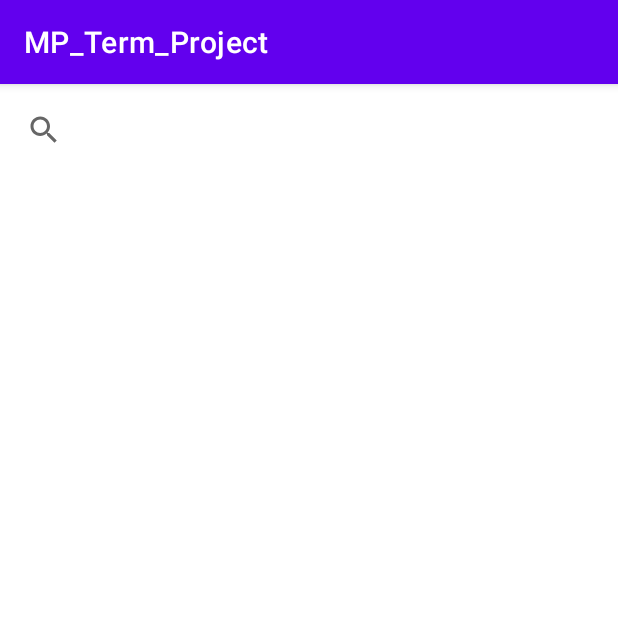
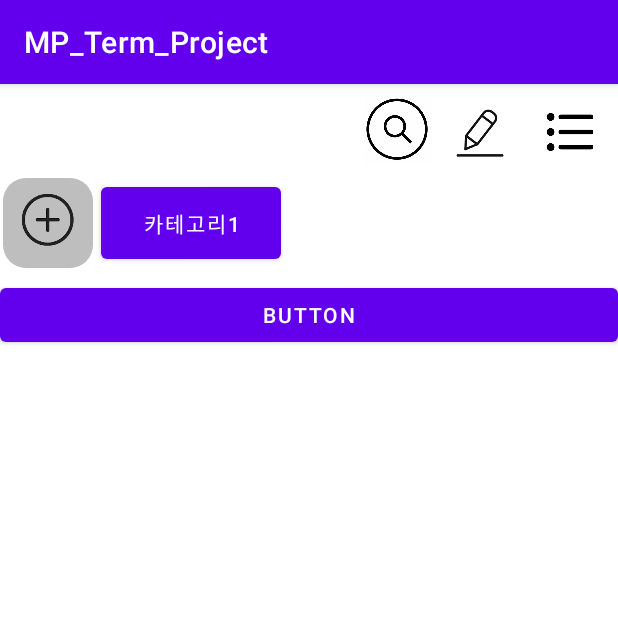
Before and after one commit to tjdtn0219/MobilePrograming_Project, an Android app: the screen it shows after launch (MainActivity), on a phone screen of 412 x 824 dp, the top half of it. Run offline under Robolectric (Android 15) with nearby library versions, the phone set to English and light mode, and no system bars.

Commit message:
메인화면 헤더 생성

```diff
--- a/app/src/main/java/com/battery/mp_term_project/MainActivity.java
+++ b/app/src/main/java/com/battery/mp_term_project/MainActivity.java
@@ -8,6 +8,6 @@ public class MainActivity extends AppCompatActivity {
     @Override
     protected void onCreate(Bundle savedInstanceState) {
         super.onCreate(savedInstanceState);
-        setContentView(R.layout.activity_search);
+        setContentView(R.layout.activity_main);
     }
 }
--- /dev/null
+++ b/app/src/main/res/drawable/roundstyle.xml
@@ -0,0 +1,6 @@
+<?xml version="1.0" encoding="utf-8"?>
+<shape xmlns:android="http://schemas.android.com/apk/res/android">
+
+    <corners android:radius="15dp"/>
+
+</shape>
--- a/app/src/main/res/layout/activity_main.xml
+++ b/app/src/main/res/layout/activity_main.xml
@@ -1,18 +1,132 @@
 <?xml version="1.0" encoding="utf-8"?>
-<androidx.constraintlayout.widget.ConstraintLayout
-    xmlns:android="http://schemas.android.com/apk/res/android"
+<androidx.constraintlayout.widget.ConstraintLayout xmlns:android="http://schemas.android.com/apk/res/android"
+    xmlns:app="http://schemas.android.com/apk/res-auto"
     xmlns:tools="http://schemas.android.com/tools"
-    xmlns:app="http://schemas.android.com/apk/res-auto"
     android:layout_width="match_parent"
-    android:layout_height="match_parent"
-    tools:context=".MainActivity">
-    <TextView
-      android:layout_width="wrap_content"
-      android:layout_height="wrap_content"
-      android:text="Hello World!"
-      app:layout_constraintBottom_toBottomOf="parent"
-      app:layout_constraintLeft_toLeftOf="parent"
-      app:layout_constraintRight_toRightOf="parent"
-      app:layout_constraintTop_toTopOf="parent" />
+    android:layout_height="match_parent">
 
-  </androidx.constraintlayout.widget.ConstraintLayout>
+    <androidx.constraintlayout.widget.ConstraintLayout
+        android:id="@+id/constraintLayout"
+        android:layout_width="0dp"
+        android:layout_height="130dp"
+        android:gravity="start"
+        android:orientation="horizontal"
+        android:padding="2dp"
+        app:layout_constraintEnd_toEndOf="parent"
+        app:layout_constraintHorizontal_bias="0.0"
+        app:layout_constraintStart_toStartOf="parent"
+        app:layout_constraintTop_toTopOf="parent">
+
+        <ImageButton
+            android:id="@+id/search_button"
+            android:layout_width="50dp"
+            android:layout_height="50dp"
+            android:layout_marginTop="3dp"
+            android:layout_marginEnd="120dp"
+            android:background="@color/white"
+            android:padding="2dp"
+            android:scaleType="centerInside"
+            app:layout_constraintEnd_toEndOf="parent"
+            app:layout_constraintTop_toTopOf="parent"
+            app:srcCompat="@drawable/search_icon" />
+
+        <ImageButton
+            android:id="@+id/write_button"
+            android:layout_width="60dp"
+            android:layout_height="60dp"
+            android:layout_marginTop="3dp"
+            android:background="@color/white"
+            android:scaleType="centerCrop"
+            app:layout_constraintStart_toEndOf="@+id/search_button"
+            app:layout_constraintTop_toTopOf="parent"
+            app:srcCompat="@drawable/write_icon" />
+
+        <ImageButton
+            android:id="@+id/imageButton2"
+            android:layout_width="60dp"
+            android:layout_height="60dp"
+            android:background="@color/white"
+            android:scaleType="centerCrop"
+            app:layout_constraintEnd_toEndOf="parent"
+            app:layout_constraintHorizontal_bias="0.0"
+            app:layout_constraintStart_toEndOf="@+id/write_button"
+            app:layout_constraintTop_toTopOf="parent"
+            app:srcCompat="@drawable/menu_icon" />
+
+        <HorizontalScrollView
+            android:layout_width="0dp"
+            android:layout_height="65dp"
+            app:layout_constraintBottom_toBottomOf="parent"
+            app:layout_constraintEnd_toEndOf="parent"
+            app:layout_constraintHorizontal_bias="0.497"
+            app:layout_constraintStart_toStartOf="parent">
+
+            <LinearLayout
+                android:layout_width="wrap_content"
+                android:layout_height="match_parent"
+                android:orientation="horizontal">
+
+                <ImageButton
+                    android:id="@+id/plus_button"
+                    android:layout_width="60dp"
+                    android:layout_height="60dp"
+                    android:layout_marginRight="5dp"
+                    android:background="@drawable/roundstyle"
+                    android:backgroundTint="#F5BCBCBC"
+                    android:scaleType="centerInside"
+                    app:srcCompat="@drawable/plus_icon" />
+
+                <Button
+                    android:id="@+id/category1"
+                    android:layout_width="120dp"
+                    android:layout_height="60dp"
+                    android:layout_marginRight="5dp"
+                    android:text="카테고리1" />
+
+                <Button
+                    android:id="@+id/category2"
+                    android:layout_width="120dp"
+                    android:layout_height="60dp"
+                    android:layout_marginRight="5dp"
+                    android:layout_weight="1"
+                    android:text="카테고리2"
+                    android:visibility="invisible" />
+
+                <Button
+                    android:id="@+id/category3"
+                    android:layout_width="120dp"
+                    android:layout_height="60dp"
+                    android:layout_marginRight="5dp"
+                    android:text="카테고리3"
+                    android:visibility="invisible" />
+
+            </LinearLayout>
+        </HorizontalScrollView>
+
+    </androidx.constraintlayout.widget.ConstraintLayout>
+
+    <ScrollView
+        android:id="@+id/scrollView2"
+        android:layout_width="0dp"
+        android:layout_height="0dp"
+        app:layout_constraintBottom_toBottomOf="parent"
+        app:layout_constraintEnd_toEndOf="parent"
+        app:layout_constraintHorizontal_bias="0.0"
+        app:layout_constraintStart_toStartOf="parent"
+        app:layout_constraintTop_toBottomOf="@+id/constraintLayout"
+        app:layout_constraintVertical_bias="0.0">
+
+        <LinearLayout
+            android:layout_width="match_parent"
+            android:layout_height="wrap_content"
+            android:orientation="vertical">
+
+            <Button
+                android:id="@+id/button3"
+                android:layout_width="match_parent"
+                android:layout_height="wrap_content"
+                android:text="Button" />
+        </LinearLayout>
+    </ScrollView>
+
+</androidx.constraintlayout.widget.ConstraintLayout>
```
Also changed, not shown: app/src/main/res/drawable/menu_icon.png (added), app/src/main/res/drawable/plus_icon.png (added), app/src/main/res/drawable/search_icon.png (added), app/src/main/res/drawable/write_icon.png (added).
